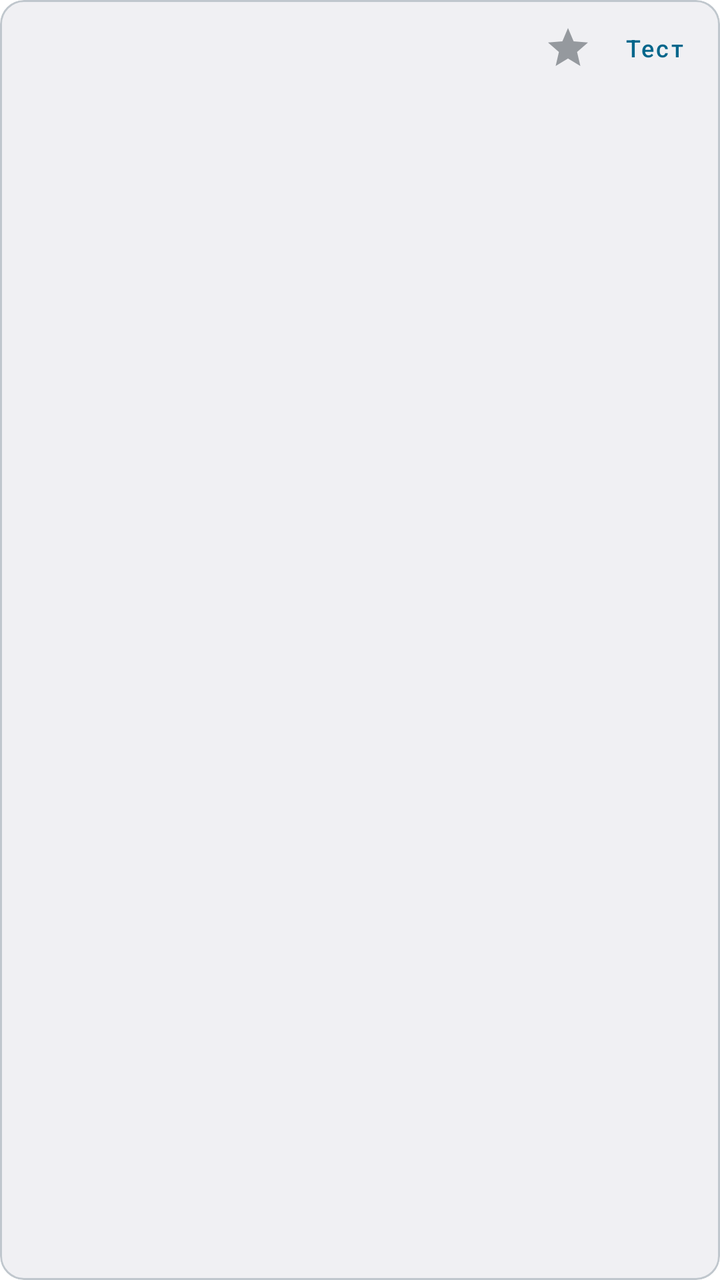
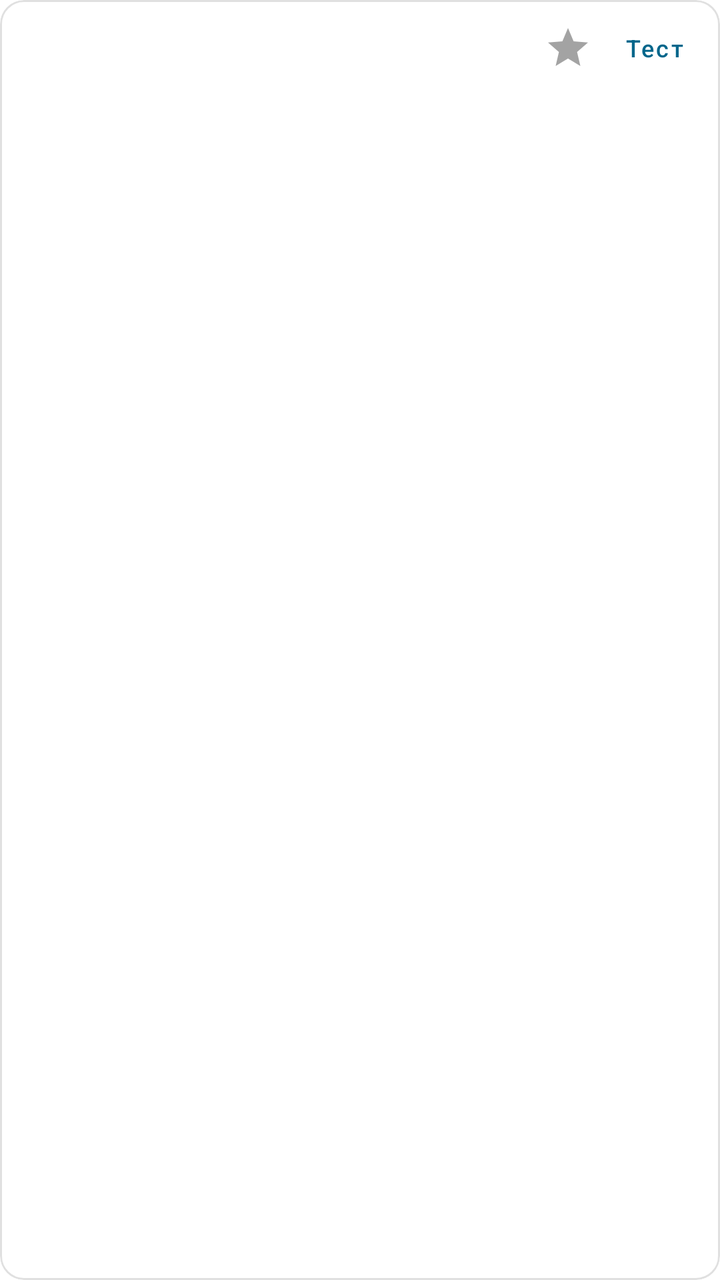

Compare the two renders of this Android layout. The source of the first and the diff that turns it into the second are given below.
<!-- AndroidManifest.xml: application theme Theme.LimeFlow -->
<!-- res/layout/item_profile.xml -->
<?xml version="1.0" encoding="utf-8"?>
<com.google.android.material.card.MaterialCardView
    xmlns:android="http://schemas.android.com/apk/res/android"
    xmlns:app="http://schemas.android.com/apk/res-auto"
    android:layout_width="match_parent"
    android:layout_height="wrap_content"
    android:layout_marginVertical="2dp"
    android:clickable="true"
    android:focusable="true"
    android:foreground="?attr/selectableItemBackground"
    app:cardBackgroundColor="@color/app_surface"
    app:cardCornerRadius="12dp"
    app:cardElevation="0dp"
    app:strokeColor="@color/app_stroke"
    app:strokeWidth="1dp">

    <LinearLayout
        android:layout_width="match_parent"
        android:layout_height="wrap_content"
        android:orientation="vertical"
        android:paddingHorizontal="10dp"
        android:paddingVertical="8dp">

        <LinearLayout
            android:layout_width="match_parent"
            android:layout_height="wrap_content"
            android:gravity="center_vertical"
            android:orientation="horizontal">

            <com.google.android.material.textview.MaterialTextView
                android:id="@+id/profile_name"
                android:layout_width="0dp"
                android:layout_height="wrap_content"
                android:layout_weight="1"
                android:ellipsize="end"
                android:maxLines="1"
                android:textColor="@color/app_text"
                android:textSize="14sp"
                android:textStyle="bold" />

            <com.google.android.material.textview.MaterialTextView
                android:id="@+id/profile_badge"
                android:layout_width="wrap_content"
                android:layout_height="wrap_content"
                android:layout_marginStart="6dp"
                android:background="@drawable/bg_chip_idle"
                android:paddingHorizontal="6dp"
                android:paddingVertical="1dp"
                android:textColor="?attr/colorPrimary"
                android:textSize="10sp"
                android:textStyle="bold"
                android:visibility="gone" />

            <androidx.appcompat.widget.AppCompatImageButton
                android:id="@+id/profile_pin"
                android:layout_width="32dp"
                android:layout_height="32dp"
                android:background="?attr/selectableItemBackgroundBorderless"
                android:contentDescription="@string/pin_strategy"
                android:padding="6dp"
                android:src="@drawable/ic_star"
                app:tint="@color/app_text_muted" />

            <com.google.android.material.button.MaterialButton
                android:id="@+id/profile_test_single"
                style="@style/Widget.MaterialComponents.Button.TextButton"
                android:layout_width="wrap_content"
                android:layout_height="32dp"
                android:layout_marginStart="4dp"
                android:insetTop="0dp"
                android:insetBottom="0dp"
                android:minWidth="0dp"
                android:minHeight="32dp"
                android:paddingHorizontal="8dp"
                android:text="@string/smart_test_single"
                android:textAllCaps="false"
                android:textColor="?attr/colorPrimary"
                android:textSize="12sp" />
        </LinearLayout>

        <com.google.android.material.textview.MaterialTextView
            android:id="@+id/profile_method"
            android:layout_width="match_parent"
            android:layout_height="wrap_content"
            android:ellipsize="end"
            android:maxLines="1"
            android:textColor="?attr/colorPrimary"
            android:textSize="11sp"
            android:textStyle="bold" />

        <com.google.android.material.textview.MaterialTextView
            android:id="@+id/profile_description"
            android:layout_width="match_parent"
            android:layout_height="wrap_content"
            android:ellipsize="end"
            android:maxLines="1"
            android:textColor="@color/app_text_muted"
            android:textSize="11sp" />

        <LinearLayout
            android:id="@+id/service_scores"
            android:layout_width="match_parent"
            android:layout_height="wrap_content"
            android:layout_marginTop="4dp"
            android:gravity="center_vertical"
            android:orientation="horizontal"
            android:visibility="gone">

            <ImageView
                android:layout_width="16dp"
                android:layout_height="16dp"
                android:contentDescription="@string/youtube"
                android:src="@drawable/ic_youtube" />

            <com.google.android.material.textview.MaterialTextView
                android:id="@+id/youtube_score"
                android:layout_width="wrap_content"
                android:layout_height="wrap_content"
                android:layout_marginStart="4dp"
                android:textColor="@color/app_text"
                android:textSize="11sp"
                android:textStyle="bold" />

            <ImageView
                android:layout_width="16dp"
                android:layout_height="16dp"
                android:layout_marginStart="12dp"
                android:contentDescription="@string/discord"
                android:src="@drawable/ic_discord" />

            <com.google.android.material.textview.MaterialTextView
                android:id="@+id/discord_score"
                android:layout_width="wrap_content"
                android:layout_height="wrap_content"
                android:layout_marginStart="4dp"
                android:textColor="@color/app_text"
                android:textSize="11sp"
                android:textStyle="bold" />

            <com.google.android.material.textview.MaterialTextView
                android:id="@+id/focus_label"
                android:layout_width="0dp"
                android:layout_height="wrap_content"
                android:layout_marginStart="8dp"
                android:layout_weight="1"
                android:gravity="end"
                android:textColor="?attr/colorPrimary"
                android:textSize="10sp"
                android:textStyle="bold" />
        </LinearLayout>

        <ProgressBar
            android:id="@+id/profile_progress"
            style="?android:attr/progressBarStyleHorizontal"
            android:layout_width="match_parent"
            android:layout_height="3dp"
            android:layout_marginTop="4dp"
            android:progressTint="?attr/colorPrimary"
            android:visibility="gone" />

        <LinearLayout
            android:id="@+id/custom_actions"
            android:layout_width="match_parent"
            android:layout_height="wrap_content"
            android:gravity="end"
            android:orientation="horizontal"
            android:visibility="gone">

            <com.google.android.material.button.MaterialButton
                android:id="@+id/profile_edit"
                style="@style/Widget.MaterialComponents.Button.TextButton"
                android:layout_width="wrap_content"
                android:layout_height="32dp"
                android:insetTop="0dp"
                android:insetBottom="0dp"
                android:minHeight="32dp"
                android:text="@string/custom_strategy_edit"
                android:textAllCaps="false"
                android:textColor="?attr/colorPrimary"
                android:textSize="12sp" />

            <com.google.android.material.button.MaterialButton
                android:id="@+id/profile_delete"
                style="@style/Widget.MaterialComponents.Button.TextButton"
                android:layout_width="wrap_content"
                android:layout_height="32dp"
                android:insetTop="0dp"
                android:insetBottom="0dp"
                android:minHeight="32dp"
                android:text="@string/custom_strategy_delete"
                android:textAllCaps="false"
                android:textColor="#D04444"
                android:textSize="12sp" />
        </LinearLayout>

        <com.google.android.material.button.MaterialButton
            android:id="@+id/profile_expand"
            style="@style/Widget.MaterialComponents.Button.TextButton"
            android:layout_width="wrap_content"
            android:layout_height="28dp"
            android:insetTop="0dp"
            android:insetBottom="0dp"
            android:minHeight="28dp"
            android:minWidth="0dp"
            android:paddingHorizontal="0dp"
            android:text="@string/smart_show_details"
            android:textColor="?attr/colorPrimary"
            android:textSize="11sp"
            android:visibility="gone" />

        <TextView
            android:id="@+id/profile_details"
            android:layout_width="match_parent"
            android:layout_height="wrap_content"
            android:fontFamily="monospace"
            android:textColor="@color/app_text_muted"
            android:textIsSelectable="true"
            android:textSize="10sp"
            android:visibility="gone" />
    </LinearLayout>

</com.google.android.material.card.MaterialCardView>
<!-- resources referenced by this layout -->
<resources>
  <color name="app_stroke">#D8E6F8</color>
  <color name="app_surface">#FFFFFFFF</color>
  <color name="app_text">#10233F</color>
  <color name="app_text_muted">#60748F</color>
  <!-- drawable bg_chip_idle (drawable) -->
  <?xml version="1.0" encoding="utf-8"?>
  <shape xmlns:android="http://schemas.android.com/apk/res/android"
      android:shape="rectangle">
      <corners android:radius="18dp" />
      <solid android:color="@color/app_surface" />
      <stroke
          android:width="1dp"
          android:color="@color/app_stroke" />
  </shape>
  <!-- drawable ic_discord (drawable) -->
  <?xml version="1.0" encoding="utf-8"?>
  <vector xmlns:android="http://schemas.android.com/apk/res/android"
      android:width="24dp"
      android:height="24dp"
      android:viewportWidth="24"
      android:viewportHeight="24">
      <path
          android:fillColor="#5865F2"
          android:pathData="M5.2,4.8C8.8,3.2 15.2,3.2 18.8,4.8c2.1,3 3.2,6.6 3,10.3 -2.1,2.3 -4.3,3.6 -6.5,4.2l-1.1,-1.5c0.9,-0.3 1.8,-0.8 2.6,-1.4 -3.2,1.5 -6.4,1.5 -9.6,0 0.8,0.6 1.7,1.1 2.6,1.4l-1.1,1.5c-2.2,-0.6 -4.4,-1.9 -6.5,-4.2 -0.2,-3.7 0.9,-7.3 3,-10.3z" />
      <path
          android:fillColor="#FFFFFF"
          android:pathData="M8.6,10.1a1.65,2 0,1 0,0 4a1.65,2 0,1 0,0 -4M15.4,10.1a1.65,2 0,1 0,0 4a1.65,2 0,1 0,0 -4" />
  </vector>
  <!-- drawable ic_star (drawable) -->
  <?xml version="1.0" encoding="utf-8"?>
  <vector xmlns:android="http://schemas.android.com/apk/res/android"
      android:width="24dp"
      android:height="24dp"
      android:viewportWidth="24"
      android:viewportHeight="24">
      <path
          android:fillColor="?attr/colorControlNormal"
          android:pathData="M12,17.27L18.18,21l-1.64,-7.03L22,9.24l-7.19,-0.61L12,2 9.19,8.63 2,9.24l5.46,4.73L5.82,21z" />
  </vector>
  <!-- drawable ic_youtube (drawable) -->
  <?xml version="1.0" encoding="utf-8"?>
  <vector xmlns:android="http://schemas.android.com/apk/res/android"
      android:width="24dp"
      android:height="24dp"
      android:viewportWidth="24"
      android:viewportHeight="24">
      <path
          android:fillColor="#FF0033"
          android:pathData="M22.6,6.4c-0.25,-0.95 -1,-1.7 -1.95,-1.95C18.9,4 12,4 12,4S5.1,4 3.35,4.45C2.4,4.7 1.65,5.45 1.4,6.4C1,8.15 1,12 1,12s0,3.85 0.4,5.6c0.25,0.95 1,1.7 1.95,1.95C5.1,20 12,20 12,20s6.9,0 8.65,-0.45c0.95,-0.25 1.7,-1 1.95,-1.95C23,15.85 23,12 23,12s0,-3.85 -0.4,-5.6z" />
      <path
          android:fillColor="#FFFFFF"
          android:pathData="M9.8,15.5L15.6,12 9.8,8.5z" />
  </vector>
  <string name="custom_strategy_delete">Удалить</string>
  <string name="custom_strategy_edit">Изменить</string>
  <string name="discord">Discord</string>
  <string name="pin_strategy">Закрепить</string>
  <string name="smart_show_details">Показать подробности</string>
  <string name="smart_test_single">Тест</string>
  <string name="youtube">YouTube</string>
  <style name="Theme.LimeFlow" parent="Theme.MaterialComponents.DayNight.NoActionBar">
          
          <item name="colorPrimary">@color/lime_primary</item>
          <item name="colorPrimaryVariant">@color/lime_primary_variant</item>
          <item name="colorOnPrimary">@color/white</item>
          
          <item name="colorSecondary">@color/lime_secondary</item>
          <item name="colorSecondaryVariant">@color/lime_primary_variant</item>
          <item name="colorOnSecondary">@color/white</item>
          
          <item name="android:statusBarColor">@android:color/transparent</item>
          <item name="android:navigationBarColor">?android:attr/colorBackground</item>
          <item name="android:windowLightStatusBar">true</item>
          
      </style>
  <color name="lime_primary">#1769E0</color>
  <color name="lime_primary_variant">#0D47A1</color>
  <color name="white">#FFFFFFFF</color>
  <color name="lime_secondary">#4094F7</color>
</resources>

<!-- the commit's change to res/layout/item_profile.xml (unified diff, before → after) -->
@@ -8,10 +8,10 @@
     android:clickable="true"
     android:focusable="true"
     android:foreground="?attr/selectableItemBackground"
-    app:cardBackgroundColor="@color/app_surface"
+    app:cardBackgroundColor="?attr/colorSurface"
     app:cardCornerRadius="12dp"
     app:cardElevation="0dp"
-    app:strokeColor="@color/app_stroke"
+    app:strokeColor="?attr/colorControlHighlight"
     app:strokeWidth="1dp">
 
     <LinearLayout
@@ -34,7 +34,7 @@
                 android:layout_weight="1"
                 android:ellipsize="end"
                 android:maxLines="1"
-                android:textColor="@color/app_text"
+                android:textColor="?android:attr/textColorPrimary"
                 android:textSize="14sp"
                 android:textStyle="bold" />
 
@@ -59,7 +59,7 @@
                 android:contentDescription="@string/pin_strategy"
                 android:padding="6dp"
                 android:src="@drawable/ic_star"
-                app:tint="@color/app_text_muted" />
+                app:tint="?android:attr/textColorSecondary" />
 
             <com.google.android.material.button.MaterialButton
                 android:id="@+id/profile_test_single"
@@ -94,7 +94,7 @@
             android:layout_height="wrap_content"
             android:ellipsize="end"
             android:maxLines="1"
-            android:textColor="@color/app_text_muted"
+            android:textColor="?android:attr/textColorSecondary"
             android:textSize="11sp" />
 
         <LinearLayout
@@ -117,7 +117,7 @@
                 android:layout_width="wrap_content"
                 android:layout_height="wrap_content"
                 android:layout_marginStart="4dp"
-                android:textColor="@color/app_text"
+                android:textColor="?android:attr/textColorPrimary"
                 android:textSize="11sp"
                 android:textStyle="bold" />
 
@@ -133,7 +133,7 @@
                 android:layout_width="wrap_content"
                 android:layout_height="wrap_content"
                 android:layout_marginStart="4dp"
-                android:textColor="@color/app_text"
+                android:textColor="?android:attr/textColorPrimary"
                 android:textSize="11sp"
                 android:textStyle="bold" />
 
@@ -213,7 +213,7 @@
             android:layout_width="match_parent"
             android:layout_height="wrap_content"
             android:fontFamily="monospace"
-            android:textColor="@color/app_text_muted"
+            android:textColor="?android:attr/textColorSecondary"
             android:textIsSelectable="true"
             android:textSize="10sp"
             android:visibility="gone" />
<!-- resource entries referenced after the edit -->
@@ -1,18 +1,14 @@
 <!-- resources referenced by this layout -->
 <resources>
-  <color name="app_stroke">#D8E6F8</color>
-  <color name="app_surface">#FFFFFFFF</color>
-  <color name="app_text">#10233F</color>
-  <color name="app_text_muted">#60748F</color>
   <!-- drawable bg_chip_idle (drawable) -->
   <?xml version="1.0" encoding="utf-8"?>
   <shape xmlns:android="http://schemas.android.com/apk/res/android"
       android:shape="rectangle">
       <corners android:radius="18dp" />
-      <solid android:color="@color/app_surface" />
+      <solid android:color="?attr/colorSurface" />
       <stroke
           android:width="1dp"
-          android:color="@color/app_stroke" />
+          android:color="?attr/colorControlHighlight" />
   </shape>
   <!-- drawable ic_discord (drawable) -->
   <?xml version="1.0" encoding="utf-8"?>
